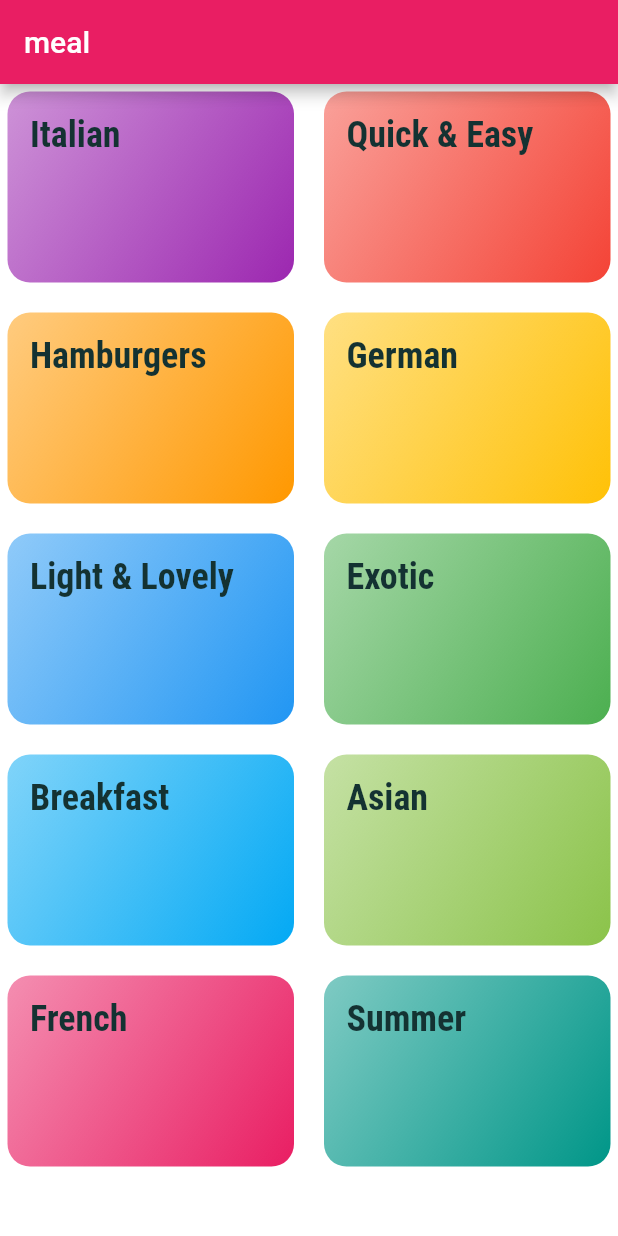
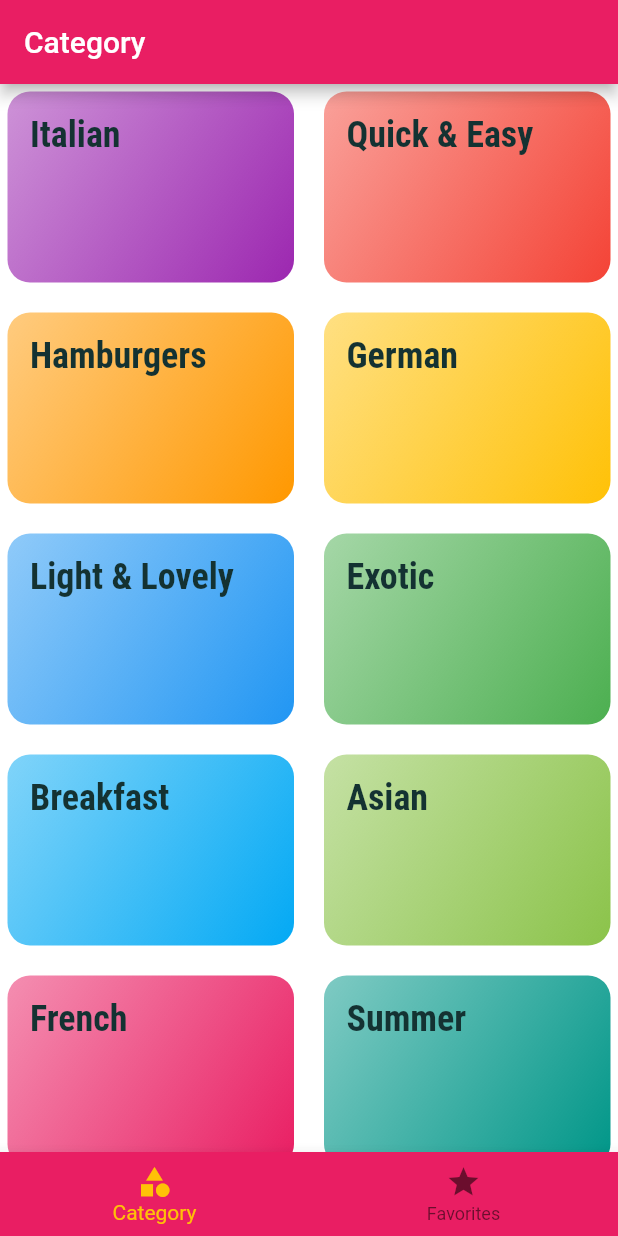
Before and after one commit to NourhanAbuGhaly/meal_app, a Flutter app: the screen it shows after launch, on a phone screen of 412 x 824 dp. Run offline on Flutter 3.47's test engine with Material 2 defaults, Android fonts, the phone set to English and light mode, and no system bars.

Commit message:
second version

```diff
--- a/lib/main.dart
+++ b/lib/main.dart
@@ -1,7 +1,7 @@
 import 'package:flutter/material.dart';
-import 'package:meal_app/screen/category_screen.dart';
 import 'package:meal_app/screen/meal_detail_screen.dart';
 import 'package:meal_app/screen/category_meal_screen.dart';
+import 'package:meal_app/screen/tabs_screen.dart';
 
 void main() {
   runApp(MyApp());
@@ -30,7 +30,7 @@ class MyApp extends StatelessWidget {
               )),
       //home: CategoryScreen(),
       routes: {
-        '/': (context) => CategoryScreen(),
+        '/': (context) => TabsScreen(),
         CategoryMealScreen.id: (context) => CategoryMealScreen(),
         MealDetailScreen.id: (context)=>MealDetailScreen(),
       },
--- a/lib/screen/category_meal_screen.dart
+++ b/lib/screen/category_meal_screen.dart
@@ -3,7 +3,6 @@ import 'package:meal_app/2.2%20dummy_data.dart';
 import 'package:meal_app/screen/meal_item.dart';
 
 class CategoryMealScreen extends StatefulWidget {
-  const CategoryMealScreen({super.key});
 
   static const id = "category_meal_screen";
 
@@ -14,7 +13,7 @@ class CategoryMealScreen extends StatefulWidget {
 class _CategoryMealScreenState extends State<CategoryMealScreen> {
   @override
   Widget build(BuildContext context) {
-    final routeArg =
+    final Map<String, String> routeArg =
         ModalRoute.of(context)!.settings.arguments as Map<String, String>;
     final categoryId = routeArg["id"]!;
     final categoryTitle = routeArg["title"];
--- a/lib/screen/category_screen.dart
+++ b/lib/screen/category_screen.dart
@@ -9,7 +9,6 @@ class CategoryScreen extends StatelessWidget {
   //to convert the list of object to list to widget we use map
   Widget build(BuildContext context) {
     return Scaffold(
-      appBar: AppBar(title: Text("meal"),),
       body: GridView(
         padding: EdgeInsets.all(5),
         children: DUMMY_CATEGORIES
--- /dev/null
+++ b/lib/screen/tabs_screen.dart
@@ -0,0 +1,52 @@
+import 'package:flutter/material.dart';
+import 'package:meal_app/screen/category_screen.dart';
+import 'package:meal_app/screen/favorites_screen.dart';
+
+class TabsScreen extends StatefulWidget {
+  const TabsScreen({super.key});
+
+  @override
+  State<TabsScreen> createState() => _TabsScreenState();
+}
+
+class _TabsScreenState extends State<TabsScreen> {
+  final List<Map<String,dynamic>> _pages = [
+    { 'title': "Category","page": CategoryScreen(),},
+    {'title': "Favorites","page": FavoritesScreen()}
+
+  ];
+  int _selectPageIndex = 0;
+
+  void _SelectPage(int value) {
+    setState(() {
+      _selectPageIndex = value;
+    });
+  }
+
+  @override
+  Widget build(BuildContext context) {
+    return Scaffold(
+      appBar: AppBar(
+        title: Text(_pages[_selectPageIndex]['title'].toString()),
+    ),
+      body:_pages[_selectPageIndex]['page'] as Widget,
+
+      bottomNavigationBar: BottomNavigationBar(
+        onTap: _SelectPage,
+        backgroundColor: Theme.of(context).primaryColor,
+          selectedItemColor: Theme.of(context).accentColor,
+          currentIndex: _selectPageIndex,
+        items: [
+          BottomNavigationBarItem(
+            icon: Icon(Icons.category),
+            label: "Category",
+          ),
+          BottomNavigationBarItem(
+            icon: Icon(Icons.star),
+            label: "Favorites",
+          ),
+        ],
+      ),
+    );
+  }
+}
```
Also changed, not shown: lib/screen/favorites_screen.dart (added, +11 -0 lines), lib/screen/meal_detail_screen.dart (+74 -12 lines).
